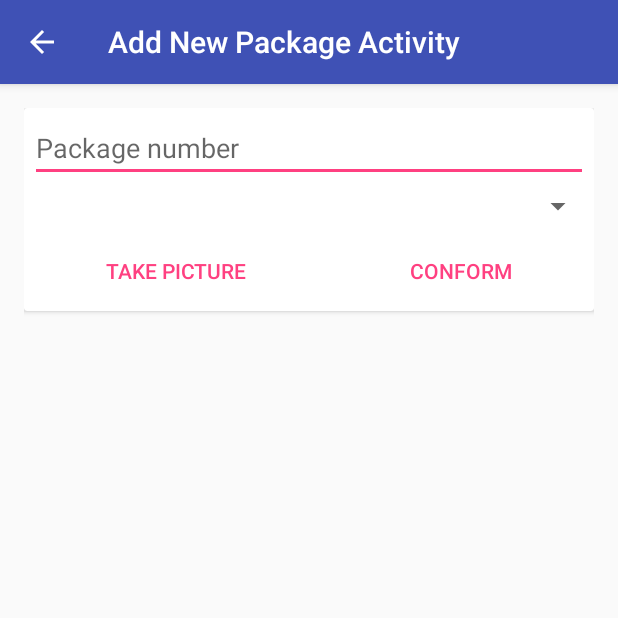
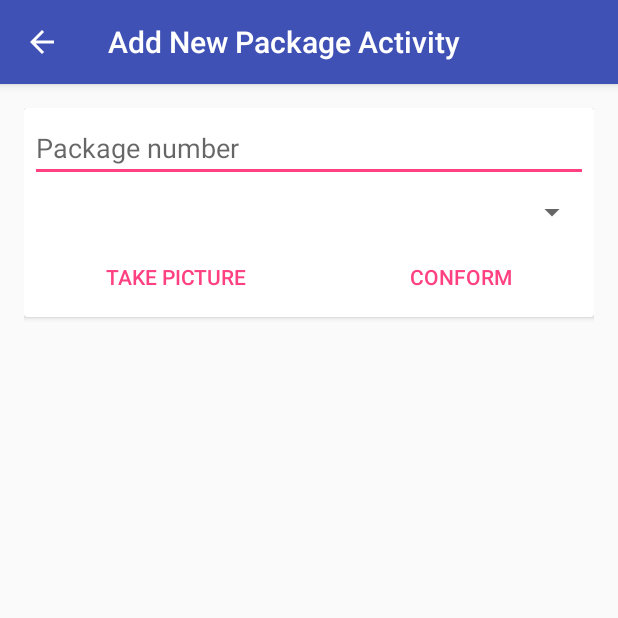
Before and after one commit to enihsyou/PackageTracker, an Android app: the AddNewPackageActivity screen opened directly, with no data from a screen before it, on a phone screen of 412 x 824 dp, the top half of it. Run offline under Robolectric (Android 15) with nearby library versions, the light colour scheme and no system bars.

```diff
--- a/app/src/main/res/layout/activity_add_new_package.xml
+++ b/app/src/main/res/layout/activity_add_new_package.xml
@@ -23,19 +23,19 @@
                 android:layout_height="wrap_content"
                 android:layout_margin="4dp"
                 android:hint="@string/package_number"
-                tools:ignore="TextFields"
-                tools:layout_editor_absoluteX="0dp"
-                tools:layout_editor_absoluteY="0dp" />
+                android:imeOptions="actionDone"
+                android:inputType="text"
+                android:maxLines="1" />
             <Spinner
                 android:id="@+id/company_spinner"
                 android:layout_width="match_parent"
-                android:layout_height="wrap_content" />
+                android:layout_height="wrap_content"
+                android:layout_margin="4dp" />
 
             <LinearLayout
                 style="?android:attr/buttonBarStyle"
                 android:layout_width="match_parent"
                 android:layout_height="match_parent"
-                android:layout_marginTop="4dp"
                 android:orientation="horizontal">
                 <Button
                     android:id="@+id/button_take_picture"
```
Also changed, not shown: app/src/main/java/com/enihsyou/shane/packagetracker/AddNewPackageActivity.java (+62 -12 lines).
